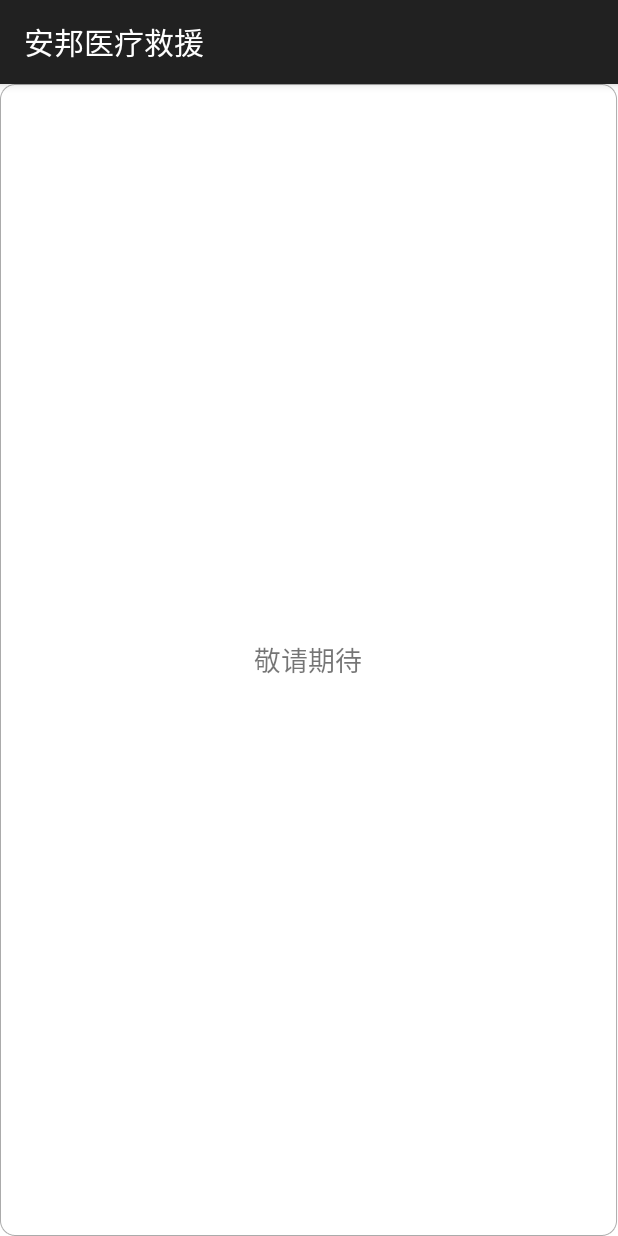
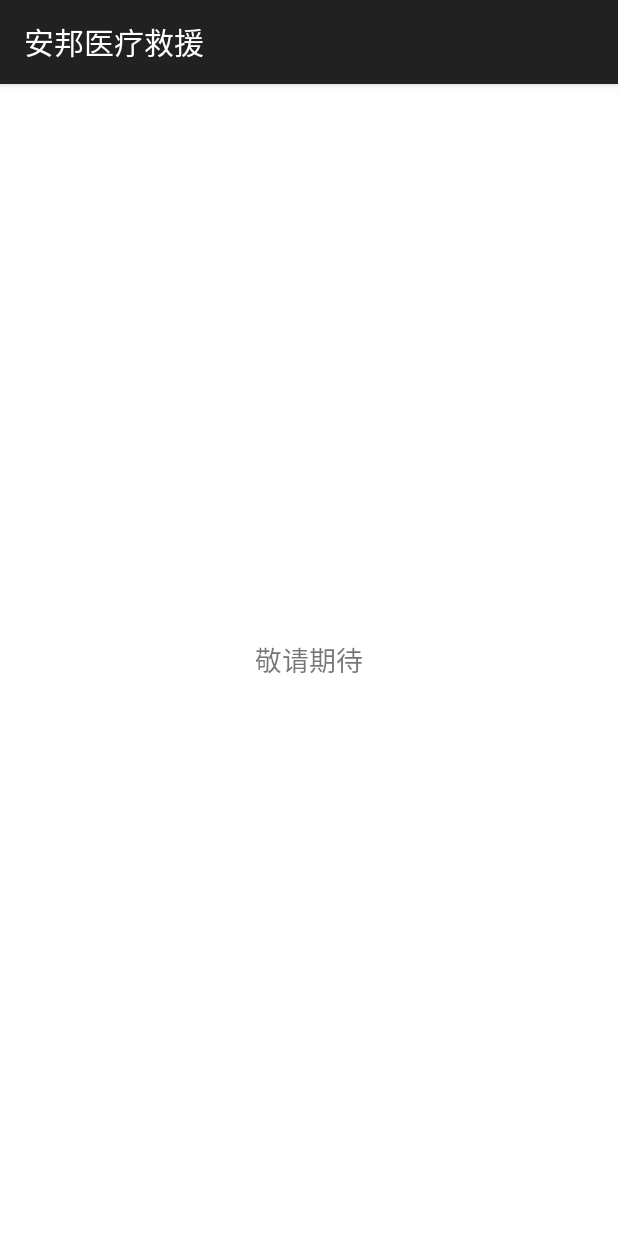
Before and after one commit to zhulr/ASOSApp, an Android app: the fragment CouponFragment shown on its own in the app's theme, on a phone screen of 412 x 824 dp. Run offline under Robolectric (Android 15) with nearby library versions, the phone set to English and light mode, and no system bars.

Commit message:
我的券修改

```diff
--- a/app/src/main/res/layout/fragment_coupon.xml
+++ b/app/src/main/res/layout/fragment_coupon.xml
@@ -7,6 +7,14 @@
         android:id="@+id/card_recyclerView"
         android:background="@color/white"
         android:layout_width="match_parent"
+        android:visibility="gone"
         android:layout_height="match_parent" />
+    <TextView
+        android:layout_width="match_parent"
+        android:layout_height="match_parent"
+        android:text="敬请期待"
+        android:gravity="center"
+        android:textSize="18sp"
+        android:layout_gravity="center"/>
 
 </LinearLayout>
```
